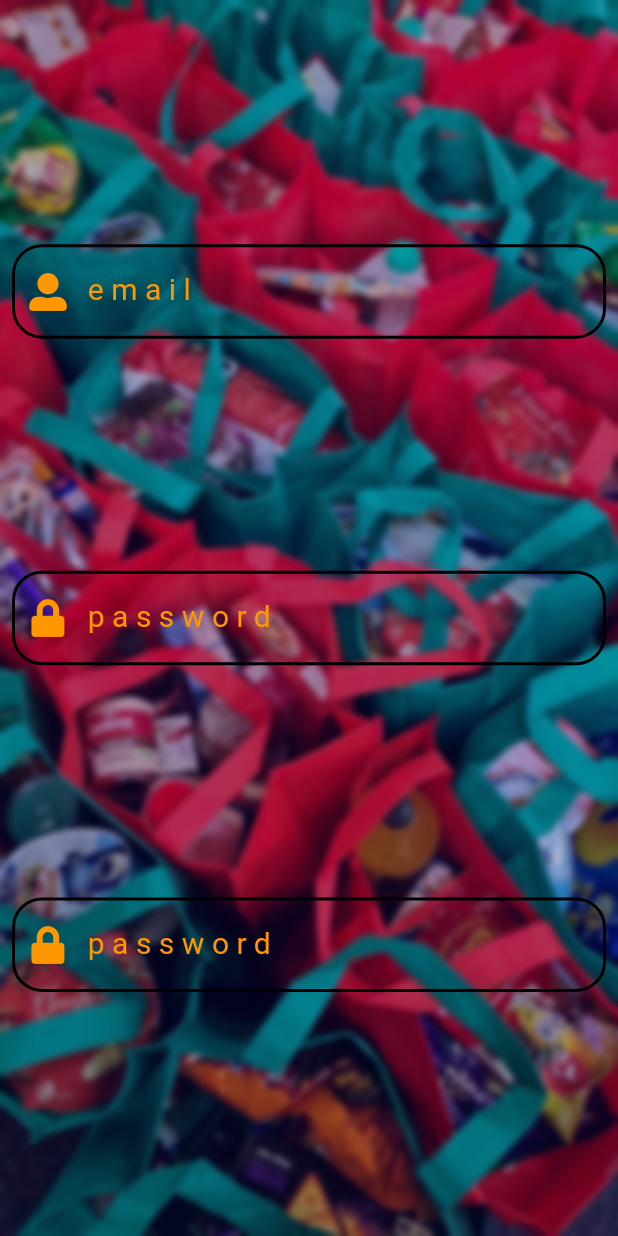
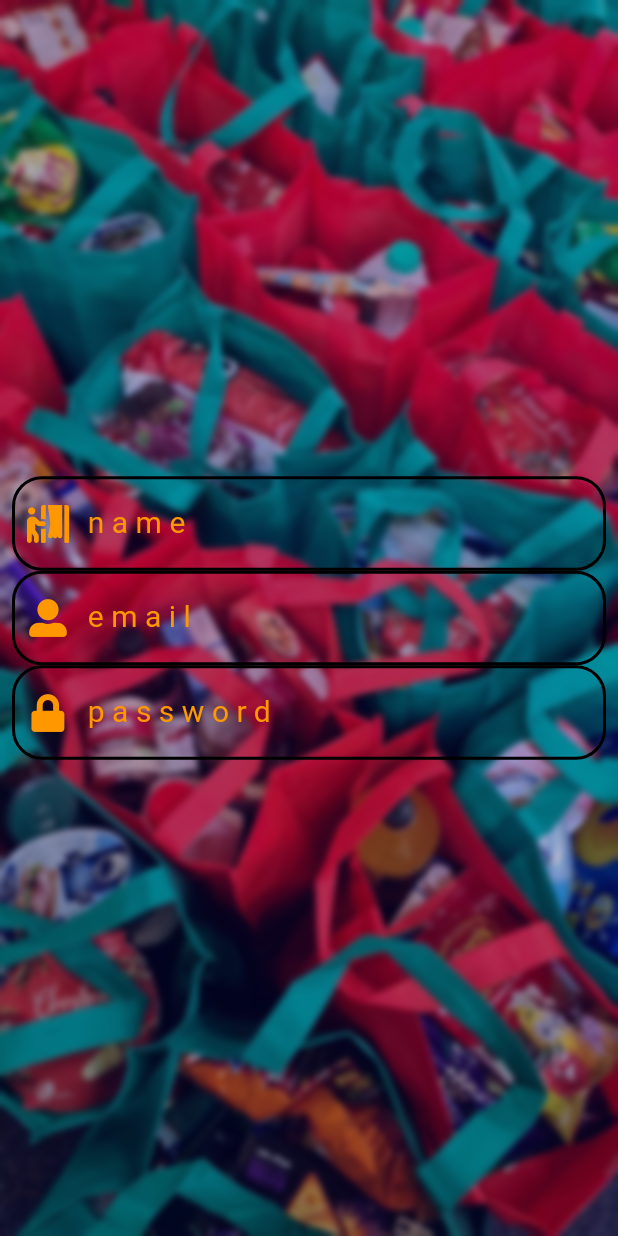
Before and after one commit to amanxnanda/Pranava, a Flutter app: the screen it shows after launch, on a phone screen of 412 x 824 dp. Run offline on Flutter 3.47's test engine with Material 2 defaults, Android fonts, the phone set to English and light mode, and no system bars; our stand-ins replace animated_text_kit, font_awesome_flutter.

Commit message:
refactored the code

```diff
--- a/lib/main.dart
+++ b/lib/main.dart
@@ -11,7 +11,7 @@ class MyApp extends StatelessWidget {
   Widget build(BuildContext context) {
     return MaterialApp(
       theme: ThemeData(
-        primarySwatch: Colors.blue,
+        primarySwatch: Colors.amber,
         visualDensity: VisualDensity.adaptivePlatformDensity,
       ),
       home: LoginPage(),
--- /dev/null
+++ b/lib/screens/LoginPage/form_field.dart
@@ -0,0 +1,61 @@
+import 'package:flutter/material.dart';
+
+class FormFieldWidget extends StatelessWidget {
+  const FormFieldWidget({
+    Key key,
+    @required this.textController,
+    @required this.lableText,
+    @required this.icon,
+    @required this.keyboard,
+  }) : super(key: key);
+
+  final TextEditingController textController;
+  final String lableText;
+  final IconData icon;
+  final TextInputType keyboard;
+
+  @override
+  Widget build(BuildContext context) {
+    return TextFormField(
+      controller: textController,
+      obscureText: true,
+      keyboardType: TextInputType.name,
+      style: TextStyle(
+        color: Colors.white,
+        fontSize: 20,
+        fontWeight: FontWeight.w400,
+      ),
+      decoration: InputDecoration(
+        enabledBorder: OutlineInputBorder(
+          borderSide: BorderSide(
+            width: 2.0,
+            color: Colors.black,
+            style: BorderStyle.solid,
+          ),
+          borderRadius: BorderRadius.all(Radius.circular(20.0)),
+          gapPadding: 10.0,
+        ),
+        border: OutlineInputBorder(
+          borderSide: BorderSide(
+            color: Colors.teal,
+            width: 20.0,
+            style: BorderStyle.solid,
+          ),
+          borderRadius: BorderRadius.all(Radius.circular(20.0)),
+          gapPadding: 10.0,
+        ),
+        counterText: "",
+        labelText: lableText,
+        labelStyle: TextStyle(
+          color: Colors.orange,
+          letterSpacing: 5.0,
+        ),
+        prefixIcon: Icon(
+          icon,
+          size: 25.0,
+          color: Colors.orange,
+        ),
+      ),
+    );
+  }
+}
--- a/lib/screens/LoginPage/login_page.dart
+++ b/lib/screens/LoginPage/login_page.dart
@@ -16,15 +16,10 @@ class LoginPage extends StatelessWidget {
         children: [
           ImageBackground(),
           SafeArea(
-            child: Column(
-              mainAxisAlignment: MainAxisAlignment.center,
-              children: [
-                TextFieldWidget(
-                  emailController: emailController,
-                  passwordController: passwordController,
-                  nameController: nameController,
-                )
-              ],
+            child: TextFieldWidget(
+              emailController: emailController,
+              passwordController: passwordController,
+              nameController: nameController,
             ),
           ),
         ],
--- a/lib/screens/LoginPage/text_field_widget.dart
+++ b/lib/screens/LoginPage/text_field_widget.dart
@@ -1,6 +1,7 @@
 import 'package:flutter/material.dart';
 import 'package:flutter/services.dart';
 import 'package:font_awesome_flutter/font_awesome_flutter.dart';
+import 'package:pranava/screens/LoginPage/form_field.dart';
 
 class TextFieldWidget extends StatelessWidget {
   const TextFieldWidget({
@@ -16,138 +17,31 @@ class TextFieldWidget extends StatelessWidget {
 
   @override
   Widget build(BuildContext context) {
-    return Expanded(
-      flex: 2,
-      child: Padding(
+    return Padding(
       padding: const EdgeInsets.all(8.0),
       child: Container(
         child: Column(
-            mainAxisAlignment: MainAxisAlignment.spaceEvenly,
+          mainAxisAlignment: MainAxisAlignment.center,
           children: [
-              TextFormField(
-                controller: emailController,
-                style: TextStyle(
-                  color: Colors.white,
-                  fontSize: 20,
-                  fontWeight: FontWeight.w400,
+            FormFieldWidget(
+              lableText: 'name',
+              textController: nameController,
+              keyboard: TextInputType.name,
+              icon: FontAwesomeIcons.personBooth,
             ),
-                keyboardType: TextInputType.emailAddress,
-                decoration: InputDecoration(
-                  enabledBorder: OutlineInputBorder(
-                    borderSide: BorderSide(
-                      width: 2.0,
-                      color: Colors.black,
-                      style: BorderStyle.solid,
+            FormFieldWidget(
+              lableText: 'email',
+              textController: emailController,
+              keyboard: TextInputType.emailAddress,
+              icon: FontAwesomeIcons.userAlt,
             ),
-                    borderRadius: BorderRadius.all(Radius.circular(20.0)),
-                    gapPadding: 10.0,
-                  ),
-                  border: OutlineInputBorder(
-                    borderSide: BorderSide(
-                      color: Colors.teal,
-                      width: 20.0,
-                      style: BorderStyle.solid,
-                    ),
-                    borderRadius: BorderRadius.all(Radius.circular(20.0)),
-                    gapPadding: 10.0,
-                  ),
-                  counterText: "",
-                  labelText: "email",
-                  labelStyle: TextStyle(
-                    color: Colors.orange,
-                    letterSpacing: 5.0,
-                  ),
-                  prefixIcon: Icon(
-                    FontAwesomeIcons.userAlt,
-                    size: 25.0,
-                    color: Colors.orange,
-                  ),
-                ),
-              ),
-              TextFormField(
-                controller: passwordController,
-                obscureText: true,
-                keyboardType: TextInputType.visiblePassword,
-                style: TextStyle(
-                  color: Colors.white,
-                  fontSize: 20,
-                  fontWeight: FontWeight.w400,
-                ),
-                decoration: InputDecoration(
-                  enabledBorder: OutlineInputBorder(
-                    borderSide: BorderSide(
-                      width: 2.0,
-                      color: Colors.black,
-                      style: BorderStyle.solid,
-                    ),
-                    borderRadius: BorderRadius.all(Radius.circular(20.0)),
-                    gapPadding: 10.0,
-                  ),
-                  border: OutlineInputBorder(
-                    borderSide: BorderSide(
-                      color: Colors.teal,
-                      width: 20.0,
-                      style: BorderStyle.solid,
-                    ),
-                    borderRadius: BorderRadius.all(Radius.circular(20.0)),
-                    gapPadding: 10.0,
-                  ),
-                  counterText: "",
-                  labelText: "password",
-                  labelStyle: TextStyle(
-                    color: Colors.orange,
-                    letterSpacing: 5.0,
-                  ),
-                  prefixIcon: Icon(
-                    FontAwesomeIcons.lock,
-                    size: 25.0,
-                    color: Colors.orange,
-                  ),
-                ),
-              ),
-              TextFormField(
-                controller: passwordController,
-                obscureText: true,
-                keyboardType: TextInputType.visiblePassword,
-                style: TextStyle(
-                  color: Colors.white,
-                  fontSize: 20,
-                  fontWeight: FontWeight.w400,
-                ),
-                decoration: InputDecoration(
-                  enabledBorder: OutlineInputBorder(
-                    borderSide: BorderSide(
-                      width: 2.0,
-                      color: Colors.black,
-                      style: BorderStyle.solid,
-                    ),
-                    borderRadius: BorderRadius.all(Radius.circular(20.0)),
-                    gapPadding: 10.0,
-                  ),
-                  border: OutlineInputBorder(
-                    borderSide: BorderSide(
-                      color: Colors.teal,
-                      width: 20.0,
-                      style: BorderStyle.solid,
-                    ),
-                    borderRadius: BorderRadius.all(Radius.circular(20.0)),
-                    gapPadding: 10.0,
-                  ),
-                  counterText: "",
-                  labelText: "password",
-                  labelStyle: TextStyle(
-                    color: Colors.orange,
-                    letterSpacing: 5.0,
-                  ),
-                  prefixIcon: Icon(
-                    FontAwesomeIcons.lock,
-                    size: 25.0,
-                    color: Colors.orange,
-                  ),
-                ),
+            FormFieldWidget(
+              lableText: 'password',
+              textController: passwordController,
+              keyboard: TextInputType.visiblePassword,
+              icon: FontAwesomeIcons.lock,
             ),
           ],
-          ),
         ),
       ),
     );
```
Lines whose indentation alone changed are shown as unchanged.
